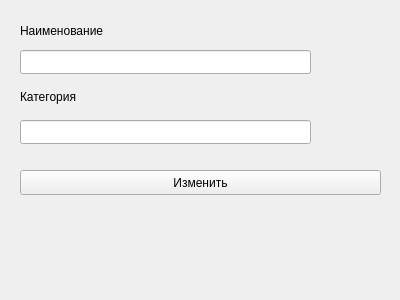
This is modifydialog.ui in MyatnyjChaj3/Uprav_dannymi_laba as Qt 5 draws it before an edit. The edited form follows.
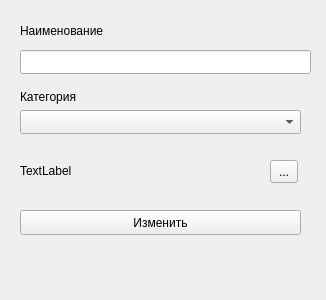
This is the edited form.

The edit to the form file:
```diff
--- a/modifydialog.ui
+++ b/modifydialog.ui
@@ -6,7 +6,7 @@
    <rect>
     <x>0</x>
     <y>0</y>
-    <width>400</width>
+    <width>326</width>
     <height>300</height>
    </rect>
   </property>
@@ -49,22 +49,12 @@
     </rect>
    </property>
   </widget>
-  <widget class="QLineEdit" name="lineEdit_2">
-   <property name="geometry">
-    <rect>
-     <x>20</x>
-     <y>120</y>
-     <width>291</width>
-     <height>24</height>
-    </rect>
-   </property>
-  </widget>
   <widget class="QPushButton" name="pushButton">
    <property name="geometry">
     <rect>
      <x>20</x>
-     <y>170</y>
-     <width>361</width>
+     <y>210</y>
+     <width>281</width>
      <height>25</height>
     </rect>
    </property>
@@ -72,6 +62,42 @@
     <string>Изменить</string>
    </property>
   </widget>
+  <widget class="QComboBox" name="comboBox">
+   <property name="geometry">
+    <rect>
+     <x>20</x>
+     <y>110</y>
+     <width>281</width>
+     <height>24</height>
+    </rect>
+   </property>
+  </widget>
+  <widget class="QLabel" name="label_3">
+   <property name="geometry">
+    <rect>
+     <x>20</x>
+     <y>160</y>
+     <width>211</width>
+     <height>21</height>
+    </rect>
+   </property>
+   <property name="text">
+    <string>TextLabel</string>
+   </property>
+  </widget>
+  <widget class="QToolButton" name="toolButton">
+   <property name="geometry">
+    <rect>
+     <x>270</x>
+     <y>160</y>
+     <width>28</width>
+     <height>23</height>
+    </rect>
+   </property>
+   <property name="text">
+    <string>...</string>
+   </property>
+  </widget>
  </widget>
  <resources/>
  <connections/>
```
